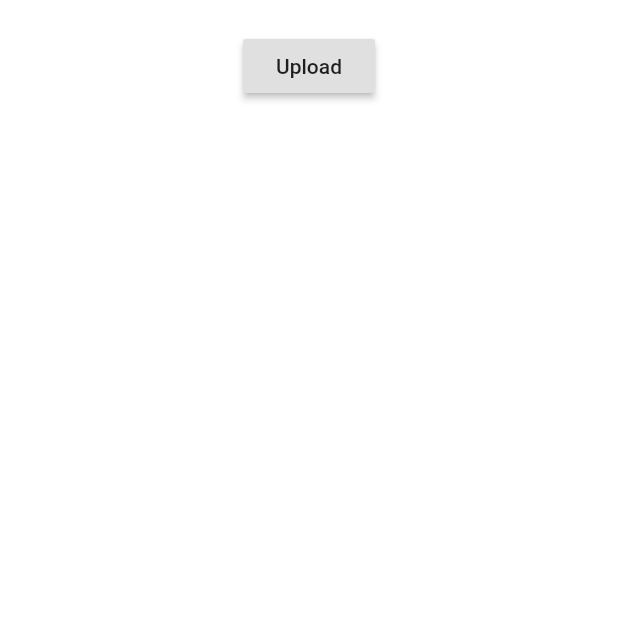
After one commit to yanmarques/dart-web, a Flutter app: the UploadPage screen opened directly, on a phone screen of 412 x 824 dp, the top half of it. The commit adds this screen. Run offline on Flutter 3.47's test engine with Material 2 defaults, Android fonts, the phone set to English and light mode, and no system bars; our stand-ins replace font_awesome_flutter, transparent_image; missing offline and left inert: link; network calls fail.

Commit message:
Adiciona codigo do upload

```diff
--- /dev/null
+++ b/car_system/lib/pages/upload_page.dart
@@ -0,0 +1,48 @@
+import 'dart:async';
+
+import 'package:flutter/material.dart';
+
+class UploadPage extends StatefulWidget {
+  @override
+  _UploadPageState createState() => _UploadPageState();
+}
+
+class _UploadPageState extends State<UploadPage> {
+
+  final StreamController _controller = StreamController();
+
+  @override
+  Widget build(BuildContext context) {
+    return Scaffold(
+      body: _body(),
+    );
+  }
+
+  _body() {
+    return ListView(
+      children: <Widget>[
+        SizedBox(
+          height: 20,
+        ),
+        Center(
+          child: RaisedButton(
+            onPressed: _upload,
+            child: Text('Upload'),
+          ),
+        ),
+        SizedBox(height: 20),
+        Center(
+          child: _choosePage()
+        )
+      ],
+    );
+  }
+
+  Widget _choosePage() {
+    return null;
+  }
+
+  void _upload() async {
+
+  }
+}
```
Also changed, not shown: car_system/lib/pages/cars/api.dart (+30 -2 lines), car_system/lib/web/web_utils.dart (+8 -0 lines).
